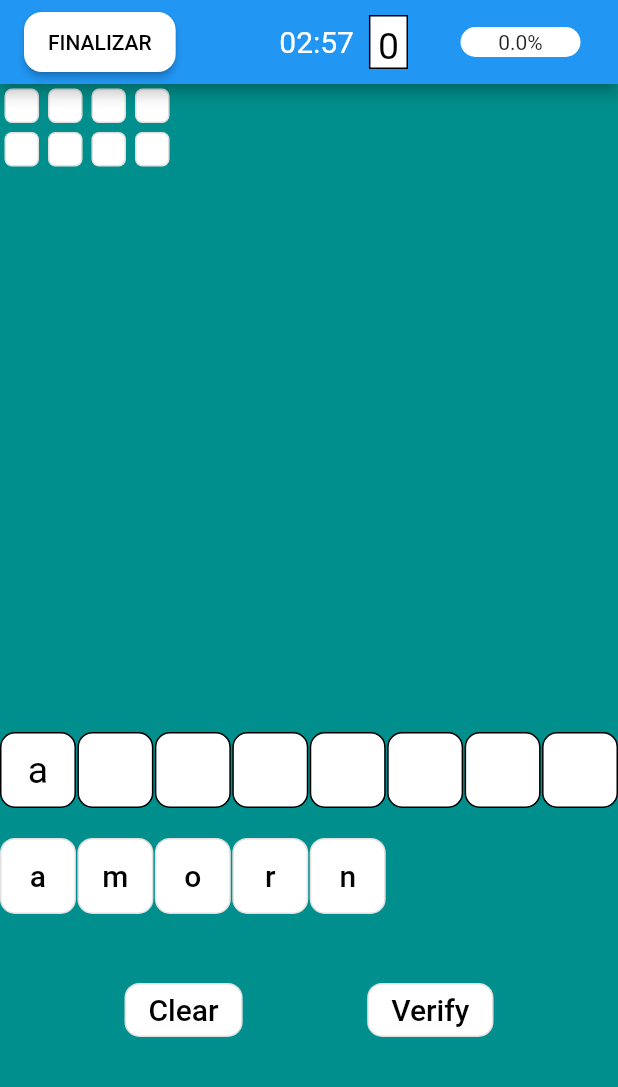
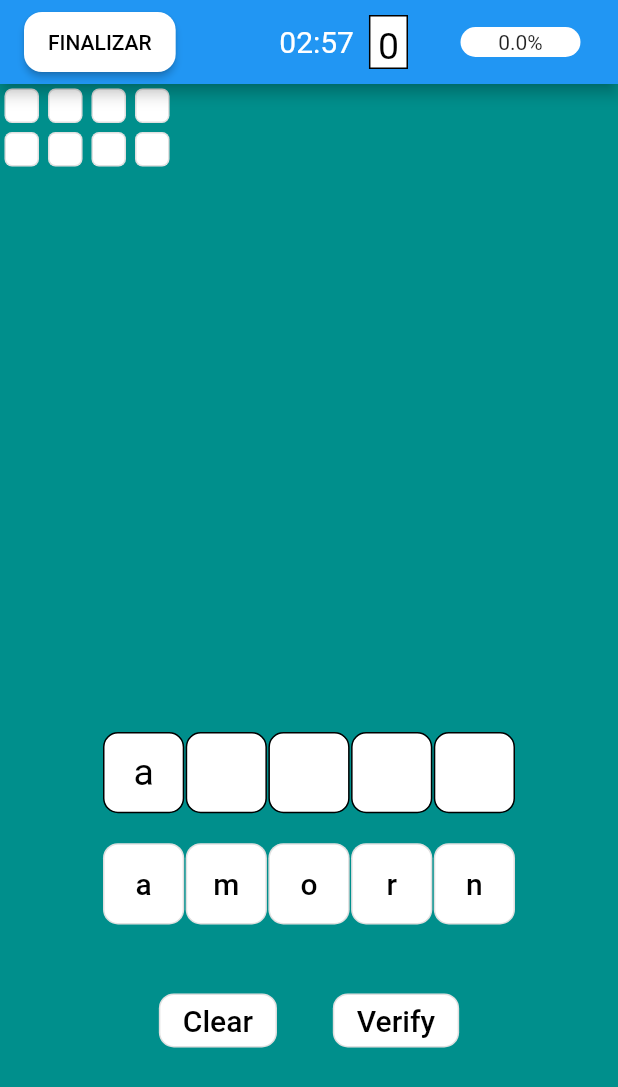
Before and after one commit to RicardoFedrigo/letroca_clone_flutter, a Flutter app: the GameScreen screen opened directly, after a tap on an icon or button, on a phone screen of 412 x 824 dp. Shown: the top 1087 px of the screen. Run offline on Flutter 3.47's test engine with Material 2 defaults, Android fonts, the phone set to English and light mode, and no system bars; drawn by our look-alikes of percent_indicator; our stand-ins replace shared_preferences; accounts and stored records are empty.

Commit message:
arrumando palavras

```diff
--- a/lib/view/GameBody.dart
+++ b/lib/view/GameBody.dart
@@ -33,6 +33,8 @@ class _GameBodyState extends State<GameBody> {
             child: WordsToFindInScreen(_actualLevel.getWordsToDiscover()),
           ),
           Container(
+            alignment: Alignment.topCenter,
+            width: MediaQuery.of(context).size.width/1.5,
               child:
                   KeyboardScreen(_actualLevel.getListaLetter(), _verifyWord)),
         ],
--- a/lib/view/KeyboardScreen.dart
+++ b/lib/view/KeyboardScreen.dart
@@ -14,17 +14,20 @@ class KeyboardScreen extends StatefulWidget {
 }
 
 class _KeyboardScreenState extends State<KeyboardScreen> {
+
+  late List<String> _lettersInWord;
   List<String> _words;
   final Function _verifyWord;
   _KeyboardScreenState(this._words, this._verifyWord) {
-    for (var i = 0; i < 8; i++) {
-      this._lettersToFormWords.add(" ");
+
+    for (var i = 0; i < _words.length; i++) {
+      _lettersToFormWords.add(" ");
     }
   }
 
   void selectLetter(String letter) {
     setState(() {
-      this._lettersToFormWords[this._lettersToFormWords.indexOf(" ")] = letter;
+      _lettersToFormWords[_lettersToFormWords.indexOf(" ")] = letter;
     });
   }
 
@@ -44,7 +47,8 @@ class _KeyboardScreenState extends State<KeyboardScreen> {
   List<String> _lettersToFormWords = [];
   @override
   Widget build(BuildContext context) {
-    return Center(
+    return
+     Center(
         child: Column(
       children: [
         GridView.builder(
@@ -60,7 +64,6 @@ class _KeyboardScreenState extends State<KeyboardScreen> {
             itemBuilder: (context, index) {
               return Container(
                 child: SizedBox(
-                  width: MediaQuery.of(context).size.width / 5,
                   child: Container(
                       alignment: Alignment.center,
                       decoration: BoxDecoration(
```
